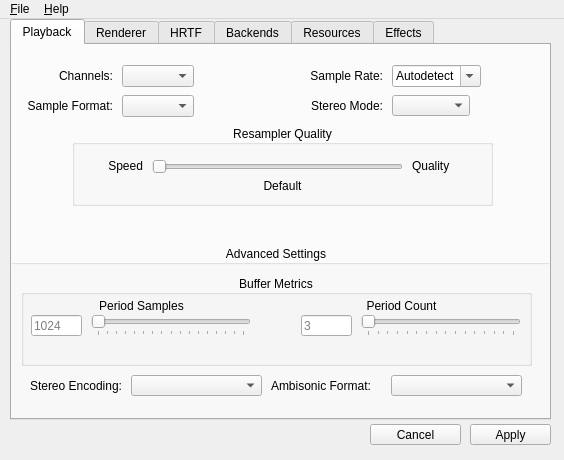
Old version of the form utils/alsoft-config/mainwindow.ui in the repository kcat/openal-soft.
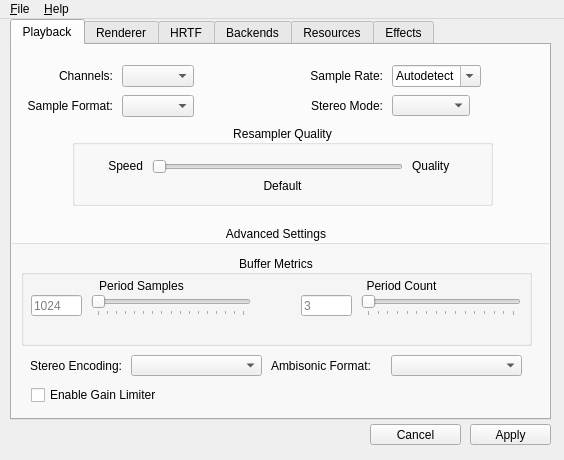
New version of the form. Icons and pictures are not drawn.

Commit message:
Document the output-limiter config option
Expose it in alsoft-config as well.

Patch:
```diff
--- a/utils/alsoft-config/mainwindow.ui
+++ b/utils/alsoft-config/mainwindow.ui
@@ -236,9 +236,9 @@
       <property name="geometry">
        <rect>
         <x>-11</x>
-        <y>200</y>
+        <y>180</y>
         <width>551</width>
-        <height>181</height>
+        <height>201</height>
        </rect>
       </property>
       <property name="title">
@@ -483,6 +483,27 @@
         </rect>
        </property>
       </widget>
+      <widget class="QCheckBox" name="outputLimiterCheckBox">
+       <property name="geometry">
+        <rect>
+         <x>30</x>
+         <y>160</y>
+         <width>231</width>
+         <height>20</height>
+        </rect>
+       </property>
+       <property name="toolTip">
+        <string>Applies a gain limiter on the final mixed output. This reduces the
+volume when the output samples would otherwise be clamped,
+avoiding excessive clipping noise.</string>
+       </property>
+       <property name="text">
+        <string>Enable Gain Limiter</string>
+       </property>
+       <property name="tristate">
+        <bool>true</bool>
+       </property>
+      </widget>
      </widget>
      <widget class="QGroupBox" name="groupBox_4">
       <property name="geometry">
```
Left out of the diff: 4 changed lines with no effect on the pictures. The commit also changes 2 other files.
